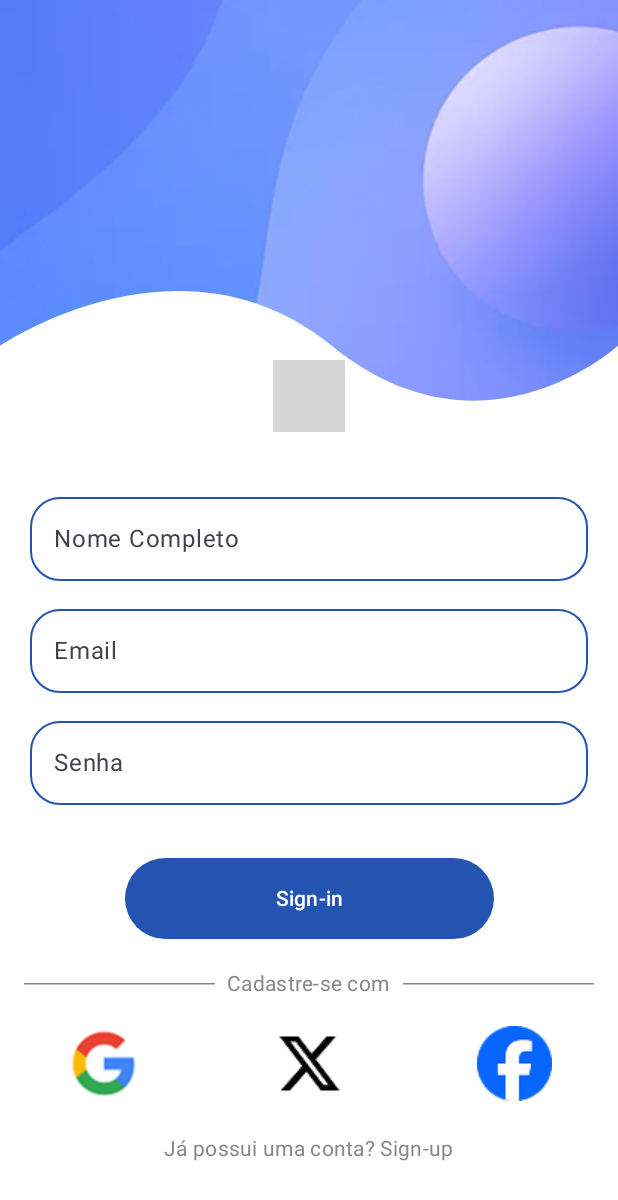
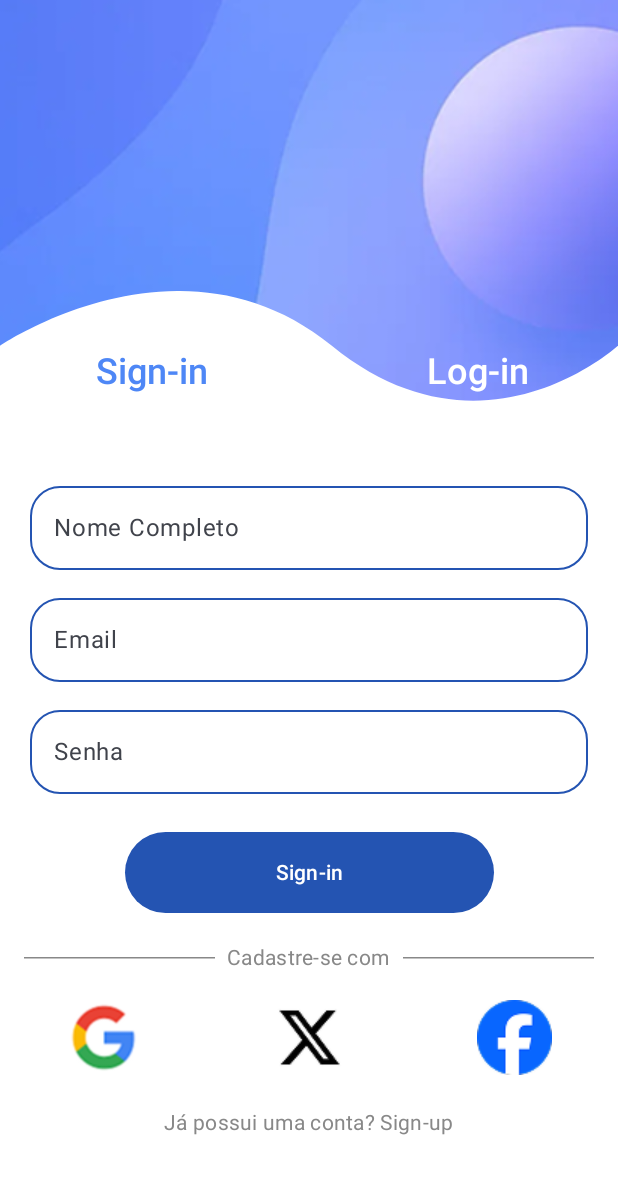
Before and after one commit to YannLeao/Respira-Mais-Mobile, an Android app built with Jetpack Compose: the screen it shows after launch (MainActivity), after a tap on "Próximo", on a phone screen of 412 x 824 dp. Shown: the top 1200 px of the screen. Run offline under Robolectric (Android 15) with nearby library versions, the phone set to English and light mode, and no system bars; our stand-ins replace Dagger/Hilt's generated code; grey boxes are pictures that could not be loaded.

Commit message:
fix: ui problems

```diff
--- a/app/src/main/java/com/yannk/respira/ui/components/ButtonsLogin.kt
+++ b/app/src/main/java/com/yannk/respira/ui/components/ButtonsLogin.kt
@@ -1,4 +1,4 @@
-package com.yannk.respira.components
+package com.yannk.respira.ui.components
 
 import androidx.compose.foundation.layout.Arrangement
 import androidx.compose.foundation.layout.Box
@@ -18,15 +18,18 @@
 import androidx.compose.ui.text.font.FontWeight
 import androidx.compose.ui.tooling.preview.Preview
 import androidx.compose.ui.unit.dp
+import com.yannk.respira.ui.navigation.Routes
+import androidx.navigation.NavHostController
+
 
 
 @Composable
-fun ButtonsLogin(modifier: Modifier, isLogin: Boolean) {
+fun ButtonsLogin(modifier: Modifier, isLogin: Boolean, navController: NavHostController) {
     Row(
         modifier = modifier
             .fillMaxWidth()
             .height(95.dp)
-            .absolutePadding(left = 35.dp, right = 35.dp),
+            .absolutePadding(left = 40.dp, right = 35.dp),
         horizontalArrangement = Arrangement.SpaceBetween,
         verticalAlignment = Alignment.CenterVertically
 
@@ -34,7 +37,7 @@
     ) {
         if (isLogin) {
             Button(
-                onClick = {},
+                onClick = {navController.navigate(Routes.SIGN_IN)},
                 colors = ButtonDefaults.buttonColors(
                     containerColor = Color.Transparent,
                     contentColor = Color(0xFF4E87F6)
@@ -43,12 +46,14 @@
                 Text(
                     "Sign-in",
                     style = MaterialTheme.typography.headlineSmall,
-                    fontWeight = FontWeight.SemiBold
+                    fontWeight = FontWeight.SemiBold,
+                    color = Color.White
+
                 )
             }
 
             Button(
-                onClick = {},
+                onClick = {navController.navigate(Routes.LOGIN)},
                 colors = ButtonDefaults.buttonColors(
                     containerColor = Color.Transparent,
                     contentColor = Color.White
@@ -57,12 +62,13 @@
                 Text(
                     "Log-in",
                     style = MaterialTheme.typography.headlineSmall,
-                    fontWeight = FontWeight.SemiBold
+                    fontWeight = FontWeight.SemiBold,
+                    color = Color(0xFF4E87F6)
                 )
             }
         } else {
             Button(
-                onClick = {},
+                onClick = {navController.navigate(Routes.SIGN_IN)},
                 colors = ButtonDefaults.buttonColors(
                     containerColor = Color.Transparent,
                     contentColor = Color.White
@@ -71,12 +77,13 @@
                 Text(
                     "Sign-in",
                     style = MaterialTheme.typography.headlineSmall,
-                    fontWeight = FontWeight.SemiBold
+                    fontWeight = FontWeight.SemiBold,
+                    color = Color(0xFF4E87F6)
                 )
             }
 
             Button(
-                onClick = {},
+                onClick = {navController.navigate(Routes.LOGIN)},
                 colors = ButtonDefaults.buttonColors(
                     containerColor = Color.Transparent,
                     contentColor = Color(0xFF4E87F6)
@@ -85,7 +92,8 @@
                 Text(
                     "Log-in",
                     style = MaterialTheme.typography.headlineSmall,
-                    fontWeight = FontWeight.SemiBold
+                    fontWeight = FontWeight.SemiBold,
+                    color = Color.White
                 )
             }
 
--- a/app/src/main/java/com/yannk/respira/ui/navigation/NavGraph.kt
+++ b/app/src/main/java/com/yannk/respira/ui/navigation/NavGraph.kt
@@ -4,16 +4,18 @@
 import androidx.navigation.NavHostController
 import androidx.navigation.compose.NavHost
 import androidx.navigation.compose.composable
+import com.yannk.respira.ui.screens.DashboardHomeScreen
 import com.yannk.respira.ui.screens.LoginScreen
 import com.yannk.respira.ui.screens.MicrophoneScreen
 import com.yannk.respira.ui.screens.SigninScreen
 import com.yannk.respira.ui.screens.WelcomeScreen
 
+
 object Routes {
     const val WELCOME = "welcome"
     const val LOGIN = "login"
-    const val SIG_IN = "sigin"
-    const val HOME = "home"
+    const val SIGN_IN = "sigin"
+    const val DASHBOARD_HOME = "dashboard_home"
     const val MICROPHONE = "microphone"
 }
 
@@ -31,12 +33,15 @@
             LoginScreen(navController)
         }
 
-        composable(Routes.SIG_IN) {
+        composable(Routes.SIGN_IN) {
             SigninScreen(navController)
         }
 
         composable(Routes.MICROPHONE) {
             MicrophoneScreen(navController)
         }
+        composable(Routes.DASHBOARD_HOME){
+            DashboardHomeScreen()
+        }
     }
 }
--- a/app/src/main/java/com/yannk/respira/ui/screens/SigninScreen.kt
+++ b/app/src/main/java/com/yannk/respira/ui/screens/SigninScreen.kt
@@ -6,6 +6,7 @@
 import androidx.compose.ui.Modifier
 import androidx.compose.ui.unit.dp
 import androidx.navigation.NavHostController
+import androidx.navigation.compose.rememberNavController
 import com.yannk.respira.R
 
 import com.yannk.respira.ui.components.ButtonsLogin
@@ -18,42 +19,53 @@
 
 @Composable
 fun SigninScreen(navController: NavHostController) {
-    Box(
-        modifier = Modifier.fillMaxSize()
-    ){
+    Box(modifier = Modifier.fillMaxSize()) {
         FundoImg()
         VectorImg(
             modifier = Modifier.align(Alignment.BottomEnd),
             source = R.drawable.vector_sign
         )
 
-        Column (modifier = Modifier
-            .fillMaxWidth()
-            .padding(WindowInsets.systemBars.asPaddingValues())
-            .align(Alignment.TopCenter),
-            horizontalAlignment = Alignment.CenterHorizontally){
+        Column(
+            modifier = Modifier
+                .fillMaxWidth()
+                .padding(WindowInsets.systemBars.asPaddingValues())
+                .align(Alignment.TopCenter),
+            horizontalAlignment = Alignment.CenterHorizontally
+        ) {
+            ButtonsLogin(
+                modifier = Modifier.padding(top = 200.dp),
+                isLogin = false,
+                navController = navController  // Use o navController passado como parâmetro
+            )
 
-        ButtonsLogin(
-            modifier = Modifier.padding(top = 240.dp),
-            isLogin = false
-
-        )
-
-        Spacer(modifier = Modifier.height(30.dp))
+            Spacer(modifier = Modifier.height(15.dp))
 
             TextInput("Nome Completo")
             TextInput("Email")
             TextInput("Senha")
-            Spacer(modifier = Modifier.height(30.dp))
+            Spacer(modifier = Modifier.height(20.dp))
 
             BigButton(
                 text = "Sign-in",
-                onClick = { navController.navigate(Routes.MICROPHONE) })
+                onClick = {
+                    navController.navigate(Routes.MICROPHONE) {
+                        // Configurações recomendadas para navegação
+                        launchSingleTop = true
+                        popUpTo(Routes.SIGN_IN) { saveState = true }
+                    }
+                }
+            )
 
             SubscribeField(
                 firstText = "Cadastre-se com",
                 secondText = "Já possui uma conta? Sign-up",
-                onClick = {navController.navigate(Routes.LOGIN)}
+                onClick = {
+                    navController.navigate(Routes.LOGIN) {
+                        launchSingleTop = true
+                        popUpTo(Routes.SIGN_IN) { saveState = true }
+                    }
+                }
             )
         }
     }
--- a/app/src/main/java/com/yannk/respira/ui/screens/WelcomeScreen.kt
+++ b/app/src/main/java/com/yannk/respira/ui/screens/WelcomeScreen.kt
@@ -65,7 +65,7 @@
 
 
             Button(onClick = {
-                navController.navigate(Routes.SIG_IN)
+                navController.navigate(Routes.SIGN_IN)
             },
                 modifier = Modifier
                     .width(120.dp)
```
Also changed, not shown: app/src/main/java/com/yannk/respira/ui/components/Chart.kt (added, +72 -0 lines), app/src/main/java/com/yannk/respira/ui/screens/DashboardHomeScreen.kt (added, +54 -0 lines), app/src/main/java/com/yannk/respira/ui/screens/LoginScreen.kt (+25 -9 lines).
